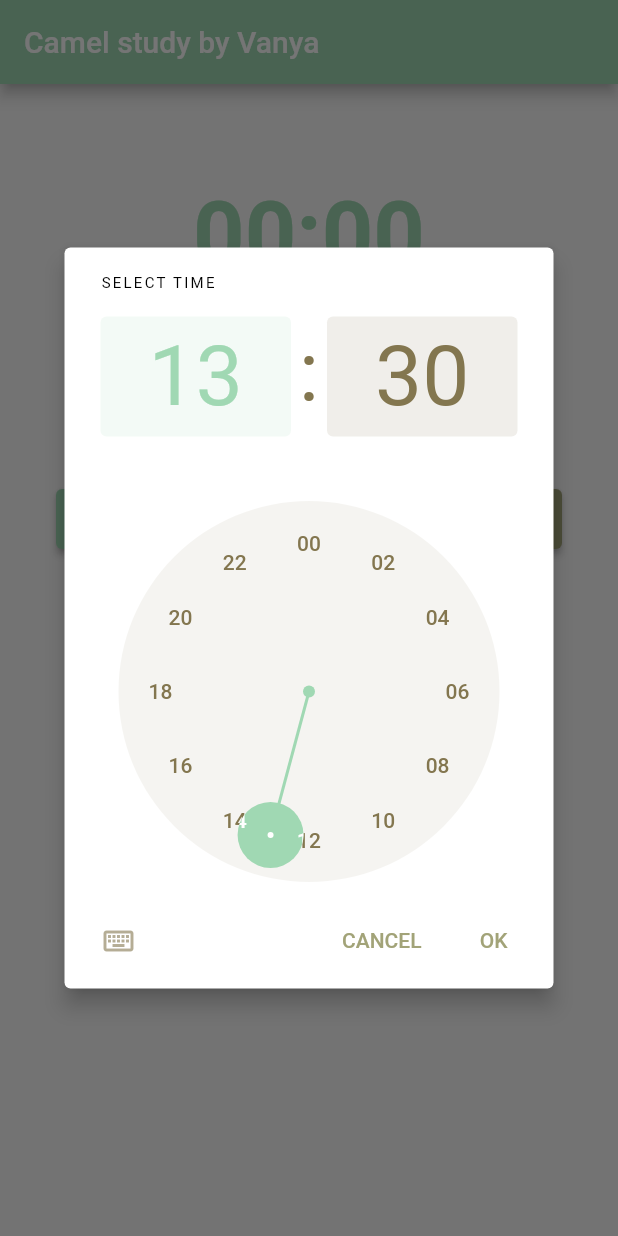
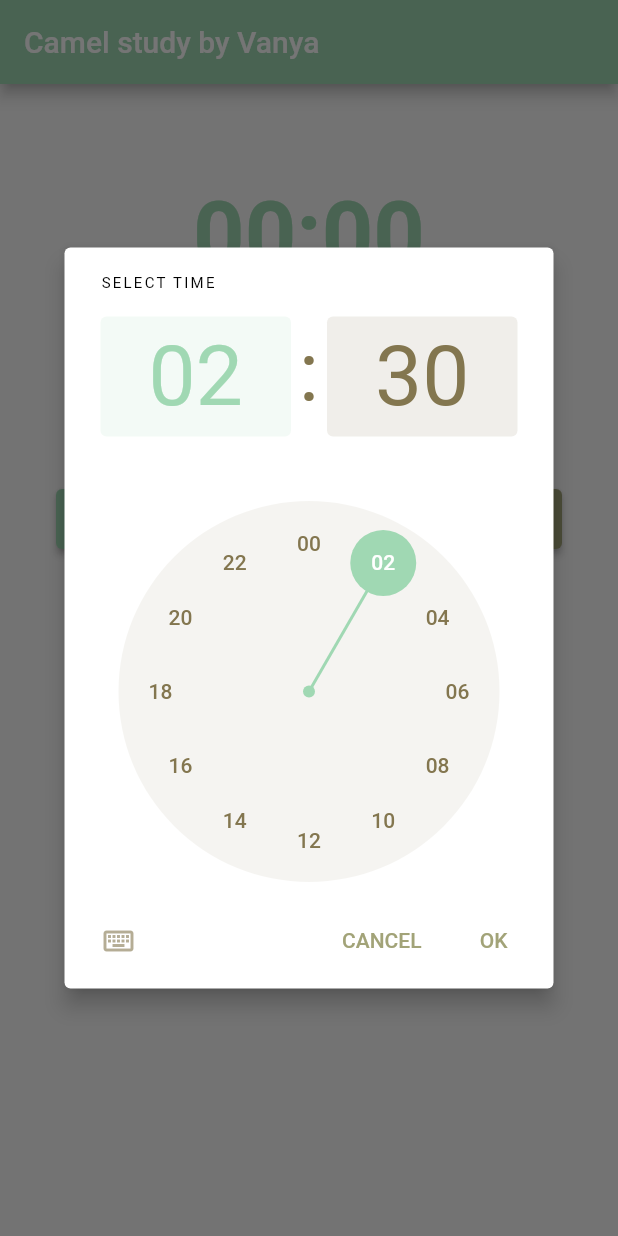
Before and after one commit to pagman/camel_study, a Flutter app: the screen it shows after launch, after a tap on "Start", after a tap on "Cancel", after a tap on "Select time", on a phone screen of 412 x 824 dp. Run offline on Flutter 3.47's test engine with Material 2 defaults, Android fonts, the phone set to English and light mode, and no system bars; our stand-ins replace shared_preferences.

Commit message:
alpha V1.0.2

```diff
--- a/lib/Homepage.dart
+++ b/lib/Homepage.dart
@@ -29,7 +29,7 @@ class _MyHomePageState extends State<MyHomePage> {
   int _value = 300;
   String _status = 'idle';
   Color _statusColor = Colors.amber;
-  TimeOfDay _time = TimeOfDay(hour: 13, minute: 30);
+  TimeOfDay _time = TimeOfDay(hour: 2, minute: 30);
 
   @override
   void initState() {
--- a/pubspec.yaml
+++ b/pubspec.yaml
@@ -16,7 +16,7 @@ publish_to: 'none' # Remove this line if you wish to publish to pub.dev
 # https://developer.apple.com/library/archive/documentation/General/Reference/InfoPlistKeyReference/Articles/CoreFoundationKeys.html
 # In Windows, build-name is used as the major, minor, and patch parts
 # of the product and file versions while build-number is used as the build suffix.
-version: 1.0.1+1
+version: 1.0.2
 
 environment:
   sdk: '>=2.19.2 <3.0.0'
```
